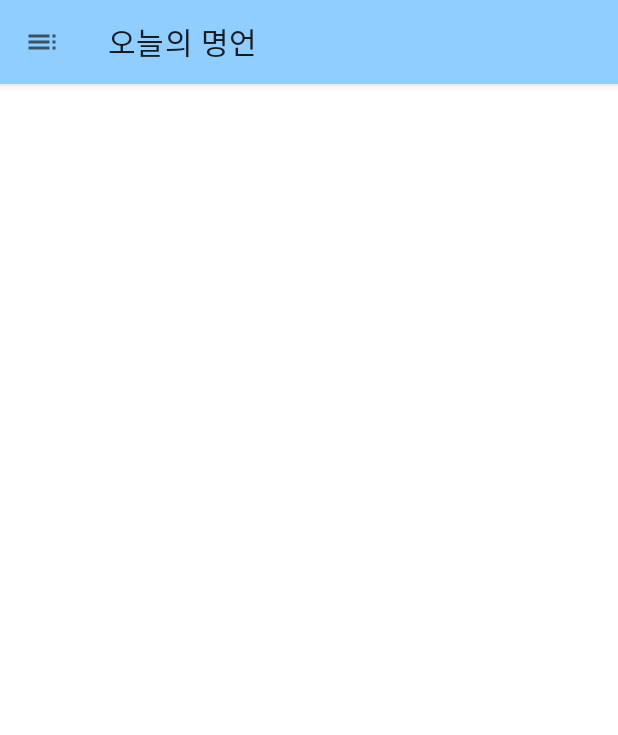
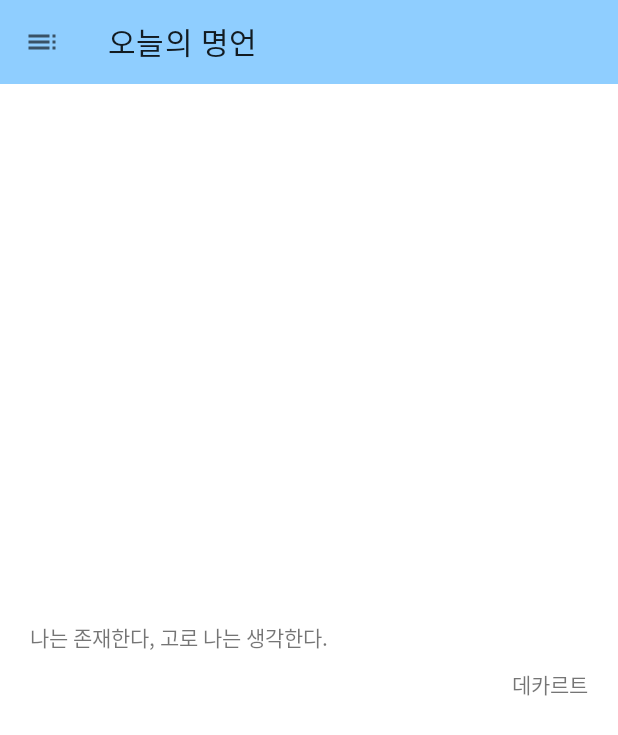
Before and after one commit to Young-Seok-Kim/Today-Verse, an Android app: the screen it shows after launch (MainActivity), on a phone screen of 412 x 824 dp. Shown: the top 735 px of the screen. Run offline under Robolectric (Android 15) with nearby library versions, the phone set to English and light mode, and no system bars.

Commit message:
랜덤으로 명언이 나오도록 설정 완료

```diff
--- a/app/build.gradle
+++ b/app/build.gradle
@@ -8,7 +8,7 @@ android {
 
     defaultConfig {
         applicationId "com.youngs.todayverse"
-        minSdk 26
+        minSdk 28
         targetSdk 33
         versionCode 1
         versionName "1.0"
@@ -29,16 +29,21 @@ android {
     kotlinOptions {
         jvmTarget = '1.8'
     }
+
+    buildFeatures {
+        viewBinding true
+    }
 }
 
 dependencies {
-
-    implementation 'androidx.core:core-ktx:1.7.0'
+    implementation 'com.android.support.constraint:constraint-layout:2.0.4'
+    implementation 'androidx.appcompat:appcompat:1.7.0-alpha01'
+    implementation 'androidx.core:core-ktx:1.9.0'
     implementation 'androidx.appcompat:appcompat:1.5.1'
-    implementation 'com.google.android.material:material:1.6.1'
+    implementation 'com.google.android.material:material:1.7.0'
     implementation 'androidx.constraintlayout:constraintlayout:2.1.4'
     testImplementation 'junit:junit:4.13.2'
-    androidTestImplementation 'androidx.test.ext:junit:1.1.3'
-    androidTestImplementation 'androidx.test.espresso:espresso-core:3.4.0'
+    androidTestImplementation 'androidx.test.ext:junit:1.1.4'
+    androidTestImplementation 'androidx.test.espresso:espresso-core:3.5.0'
 
 }
--- a/app/src/main/AndroidManifest.xml
+++ b/app/src/main/AndroidManifest.xml
@@ -1,13 +1,10 @@
 <?xml version="1.0" encoding="utf-8"?>
 <manifest xmlns:android="http://schemas.android.com/apk/res/android"
+    xmlns:tools="http://schemas.android.com/tools"
     package="com.youngs.todayverse">
 
     <application
-        android:allowBackup="true"
-        android:icon="@mipmap/ic_launcher"
         android:label="@string/app_name"
-        android:roundIcon="@mipmap/ic_launcher_round"
-        android:supportsRtl="true"
         android:theme="@style/Theme.TodayVerse">
         <activity
             android:name="com.youngs.todayverse.MainActivity"
--- a/app/src/main/java/com/youngs/database/ConnectDB.kt
+++ b/app/src/main/java/com/youngs/database/ConnectDB.kt
@@ -4,12 +4,12 @@ import android.content.Context
 import android.content.res.AssetManager
 import android.database.Cursor
 import android.database.sqlite.SQLiteDatabase
-import android.view.View
 import com.youngs.todayverse.verse.model.VerseModel
 import java.io.File
 import java.io.FileOutputStream
 import java.io.IOException
 import java.io.InputStream
+import java.util.*
 
 object ConnectDB {
     // DB파일 불러오는 함수
@@ -18,6 +18,8 @@ object ConnectDB {
     val DB_NAME = "todayVerse.db"
     val DB_FULLPATH = "${ROOT_DIR}${DB_NAME}"
 
+    val random = Random()
+
 
     fun setDB(ctx: Context) {
         val folder = File(ROOT_DIR)
@@ -25,10 +27,6 @@ object ConnectDB {
         } else {
             folder.mkdirs()
         }
-        if (File(DB_FULLPATH).isFile)
-            println("파일 존재")
-        else
-            println("파일 존재하지않음")
 
         val assetManager: AssetManager = ctx.resources.assets
         // db파일 이름 적어주기
@@ -58,28 +56,58 @@ object ConnectDB {
     lateinit var cursor: Cursor
     var mHelper: ProductDBHelper? = null
 
-    fun selectTable(mContext : Context, tableName: String) {
+    fun selectTable(mContext : Context, tableName: String) : ArrayList<VerseModel> {
         DBDrop()
         setDB(mContext)
 
 
         mHelper = ProductDBHelper(mContext)
         db = mHelper?.writableDatabase
-        val sql = "Select * FROM ${tableName}"
+        val sql : String = "Select COUNT(*) as count FROM ${tableName}"
         cursor = db!!.rawQuery(sql, null)
+
+        var tableCount = cursor.count
+
+
+//        var i = 0
+
+//        val verseModel = arrayListOf<VerseModel>()
+//        val verseHashMap = HashMap<String, String>()
+
+        while (cursor.moveToNext()) { // 행
+//            for (j in 0 until cursor.columnCount) { // 열
+////                println(cursor.getString(j))
+//                verseHashMap.set(cursor.getColumnName(j),cursor.getString(j))
+//            }
+//            verseModel.add(VerseModel(
+//                verseHashMap.get(cursor.getColumnName(0))?:"",
+//                verseHashMap.get(cursor.getColumnName(1))?:"",
+//                verseHashMap.get(cursor.getColumnName(2))?:"",
+//            ))
+//            verseHashMap.clear()
+//            i++
+            tableCount = cursor.getInt(0)
+        }
+//        println("i : ${i}")
+
+        println( "테이블의 행수 : " + tableCount)
+
+        //////////////////////////
+
+        val randNumber = rand(0,tableCount)
+
+        val sqlWhere : String = "Select * FROM ${tableName} LIMIT 1 OFFSET ${randNumber}"
+        cursor = db!!.rawQuery(sqlWhere, null)
+
 
         var i = 0
 
-        var verseModel = arrayListOf<VerseModel>()
-        var verseHashMap = HashMap<String, String>()
-
-        var no : String
-        var speaker : String
-        var content : String
+        val verseModel = arrayListOf<VerseModel>()
+        val verseHashMap = HashMap<String, String>()
 
         while (cursor.moveToNext()) { // 행
             for (j in 0 until cursor.columnCount) { // 열
-                println(cursor.getString(j))
+//                println(cursor.getString(j))
                 verseHashMap.set(cursor.getColumnName(j),cursor.getString(j))
             }
             verseModel.add(VerseModel(
@@ -90,9 +118,15 @@ object ConnectDB {
             verseHashMap.clear()
             i++
         }
-        println("i : ${i}")
+
+        println( "출력결과 : " + verseModel)
+
+        return verseModel
     }
 
+    fun rand(from: Int, to: Int) : Int {
+        return random.nextInt(to - from) + from
+    }
 
     fun DBDrop() {
         val dbFile = File(DB_FULLPATH)
--- a/app/src/main/java/com/youngs/todayverse/MainActivity.kt
+++ b/app/src/main/java/com/youngs/todayverse/MainActivity.kt
@@ -1,24 +1,30 @@
 package com.youngs.todayverse
 
-import androidx.appcompat.app.AppCompatActivity
 import android.os.Bundle
 import android.view.MenuItem
 import android.widget.Toast
+import androidx.appcompat.app.AppCompatActivity
 import androidx.appcompat.widget.Toolbar
 import androidx.core.view.GravityCompat
 import androidx.drawerlayout.widget.DrawerLayout
+import com.google.android.material.navigation.NavigationView
 import com.youngs.database.ConnectDB
-
-import com.google.android.material.navigation.NavigationView
+import com.youngs.todayverse.databinding.ActivityMainBinding
+import com.youngs.todayverse.verse.VerseView
 
 class MainActivity : AppCompatActivity(), NavigationView.OnNavigationItemSelectedListener {
 
     lateinit var navigationView: NavigationView
     lateinit var drawerLayout: DrawerLayout
+    lateinit var binding : ActivityMainBinding
 
     override fun onCreate(savedInstanceState: Bundle?) {
         super.onCreate(savedInstanceState)
+        binding = ActivityMainBinding.inflate(layoutInflater,null,false)
+
         setContentView(R.layout.activity_main)
+
+        supportFragmentManager.beginTransaction().replace(binding.framLayout.id, VerseView()).commit()
 
         val toolbar: Toolbar = findViewById(R.id.toolbar) // toolBar를 통해 App Bar 생성
         setSupportActionBar(toolbar) // 툴바 적용
@@ -35,7 +41,7 @@ class MainActivity : AppCompatActivity(), NavigationView.OnNavigationItemSelecte
         navigationView = findViewById(R.id.nav_view)
         navigationView.setNavigationItemSelectedListener(this) //navigation 리스너
 
-        ConnectDB.selectTable(applicationContext,"t_VERSE")
+
     }
 
     override fun onOptionsItemSelected(item: MenuItem) : Boolean {
--- /dev/null
+++ b/app/src/main/java/com/youngs/todayverse/verse/VerseView.kt
@@ -0,0 +1,30 @@
+package com.youngs.todayverse.verse
+
+import android.os.Bundle
+import android.view.LayoutInflater
+import android.view.View
+import android.view.ViewGroup
+import androidx.fragment.app.Fragment
+import com.youngs.database.ConnectDB
+import com.youngs.todayverse.databinding.FragmentMainBinding
+
+
+class VerseView : Fragment() {
+
+    lateinit var binding: FragmentMainBinding
+
+    override fun onCreate(savedInstanceState: Bundle?) {
+        super.onCreate(savedInstanceState)
+
+        binding = FragmentMainBinding.inflate(layoutInflater)
+
+        val getVerse = ConnectDB.selectTable(requireContext(),"t_VERSE")
+
+        binding.verseContentTextView.text = getVerse.get(0).Content
+        binding.verseSpeakerTextView.text = getVerse.get(0).Speaker
+
+    }
+    override fun onCreateView(inflater: LayoutInflater, container: ViewGroup?, savedInstanceState: Bundle?): View {
+        return binding.root
+    }
+}
--- a/app/src/main/res/layout/activity_main.xml
+++ b/app/src/main/res/layout/activity_main.xml
@@ -1,16 +1,34 @@
 <?xml version="1.0" encoding="utf-8"?>
-<androidx.drawerlayout.widget.DrawerLayout xmlns:android="http://schemas.android.com/apk/res/android"
+<androidx.drawerlayout.widget.DrawerLayout
+    xmlns:android="http://schemas.android.com/apk/res/android"
     xmlns:app="http://schemas.android.com/apk/res-auto"
     xmlns:tools="http://schemas.android.com/tools"
     android:id="@+id/drawer_layout"
     android:layout_width="match_parent"
-    android:layout_height="match_parent"
-    tools:context=".MainActivity">
+    android:layout_height="match_parent">
 
-    <include
-        layout="@layout/appbar"
+    <LinearLayout
         android:layout_width="match_parent"
-        android:layout_height="match_parent" />
+        android:layout_height="match_parent"
+        android:orientation="vertical">
+        <FrameLayout
+            android:id="@+id/container_toolbar"
+            android:layout_width="match_parent"
+            android:layout_height="wrap_content">
+            <include
+                layout="@layout/appbar"
+                android:layout_width="match_parent"
+                android:layout_height="match_parent" />
+        </FrameLayout>
+
+        <FrameLayout
+            android:id="@+id/framLayout"
+            android:layout_width="match_parent"
+            android:layout_height="match_parent">
+
+        </FrameLayout>
+
+    </LinearLayout>
 
     <com.google.android.material.navigation.NavigationView
         app:layout_constraintStart_toStartOf="parent"
@@ -21,4 +39,6 @@
         app:menu="@menu/menu_list"
         app:headerLayout="@layout/header"/>
 
+
+
 </androidx.drawerlayout.widget.DrawerLayout>
--- a/app/src/main/res/layout/appbar.xml
+++ b/app/src/main/res/layout/appbar.xml
@@ -2,7 +2,7 @@
 <androidx.constraintlayout.widget.ConstraintLayout xmlns:android="http://schemas.android.com/apk/res/android"
     xmlns:app="http://schemas.android.com/apk/res-auto"
     android:layout_width="match_parent"
-    android:layout_height="match_parent"
+    android:layout_height="wrap_content"
     xmlns:tools="http://schemas.android.com/tools"
     tools:context=".MainActivity">
 
--- /dev/null
+++ b/app/src/main/res/layout/fragment_main.xml
@@ -0,0 +1,37 @@
+<?xml version="1.0" encoding="utf-8"?>
+<androidx.constraintlayout.widget.ConstraintLayout
+    xmlns:android="http://schemas.android.com/apk/res/android"
+    xmlns:app="http://schemas.android.com/apk/res-auto"
+    xmlns:tools="http://schemas.android.com/tools"
+    android:id="@+id/container"
+    android:layout_width="match_parent"
+    android:layout_height="match_parent">
+
+    <LinearLayout
+        android:layout_width="match_parent"
+        android:layout_height="wrap_content"
+        android:id="@+id/verse_LinearLayout"
+        app:layout_constraintBottom_toBottomOf="parent"
+        app:layout_constraintStart_toStartOf="parent"
+        app:layout_constraintTop_toTopOf="parent"
+        android:orientation="vertical">
+
+        <TextView
+            android:layout_width="match_parent"
+            android:layout_height="wrap_content"
+            android:id="@+id/verseContent_TextView"
+            android:paddingStart="20sp"
+            android:text="당신은 사랑받기위해 태어난사람"
+             />
+        <TextView
+            android:layout_width="match_parent"
+            android:layout_height="wrap_content"
+            android:paddingTop="10sp"
+            android:gravity="right"
+            android:paddingEnd="20sp"
+            android:id="@+id/verseSpeaker_TextView"
+            android:text="작자미상" />
+    </LinearLayout>
+
+
+</androidx.constraintlayout.widget.ConstraintLayout>
--- a/gradle.properties
+++ b/gradle.properties
@@ -15,9 +15,7 @@ org.gradle.jvmargs=-Xmx2048m -Dfile.encoding=UTF-8
 # Android operating system, and which are packaged with your app"s APK
 # https://developer.android.com/topic/libraries/support-library/androidx-rn
 android.useAndroidX=true
+# Automatically convert third-party libraries to use AndroidX
+android.enableJetifier=true
 # Kotlin code style for this project: "official" or "obsolete":
 kotlin.code.style=official
-# Enables namespacing of each library's R class so that its R class includes only the
-# resources declared in the library itself and none from the library's dependencies,
-# thereby reducing the size of the R class for that library
-android.nonTransitiveRClass=true
```
Also changed, not shown: app/src/main/res/drawable/flower.png (added).
